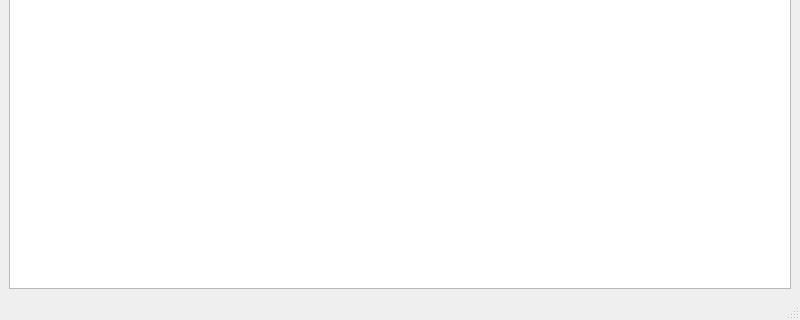
Old version of the form mainwindow.ui in the repository gfdgd-xi/deepin-community-live-cd-online-installer; both pictures show x 0 to 800 and y 280 to 600 of the 800 by 600 pixel window.
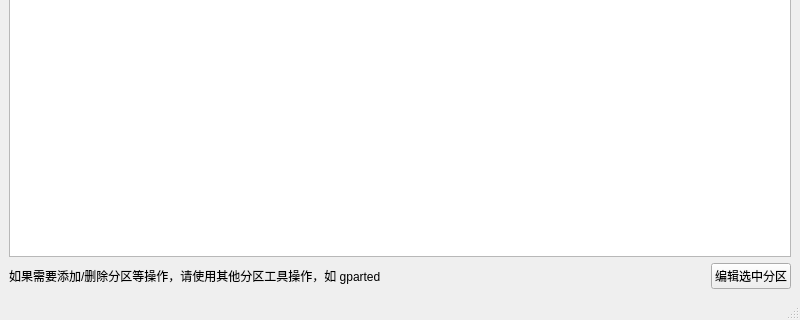
New version of the form.

Commit message: 调整分区编辑方式

Patch:
```diff
--- a/mainwindow.ui
+++ b/mainwindow.ui
@@ -85,6 +85,43 @@
     <item>
      <widget class="QTableView" name="diskChooser"/>
     </item>
+    <item>
+     <layout class="QHBoxLayout" name="horizontalLayout">
+      <item>
+       <widget class="QLabel" name="partTips">
+        <property name="text">
+         <string>&lt;html&gt;&lt;head/&gt;&lt;body&gt;&lt;p&gt;如果需要添加/删除分区等操作，请使用其他分区工具操作，如 gparted&lt;/p&gt;&lt;/body&gt;&lt;/html&gt;</string>
+        </property>
+       </widget>
+      </item>
+      <item>
+       <spacer name="horizontalSpacer">
+        <property name="orientation">
+         <enum>Qt::Horizontal</enum>
+        </property>
+        <property name="sizeHint" stdset="0">
+         <size>
+          <width>40</width>
+          <height>20</height>
+         </size>
+        </property>
+       </spacer>
+      </item>
+      <item>
+       <widget class="QPushButton" name="editChoosePart">
+        <property name="sizePolicy">
+         <sizepolicy hsizetype="Fixed" vsizetype="Fixed">
+          <horstretch>0</horstretch>
+          <verstretch>0</verstretch>
+         </sizepolicy>
+        </property>
+        <property name="text">
+         <string>编辑选中分区</string>
+        </property>
+       </widget>
+      </item>
+     </layout>
+    </item>
    </layout>
   </widget>
   <widget class="QMenuBar" name="menubar">
```
The commit also changes 2 other files.
